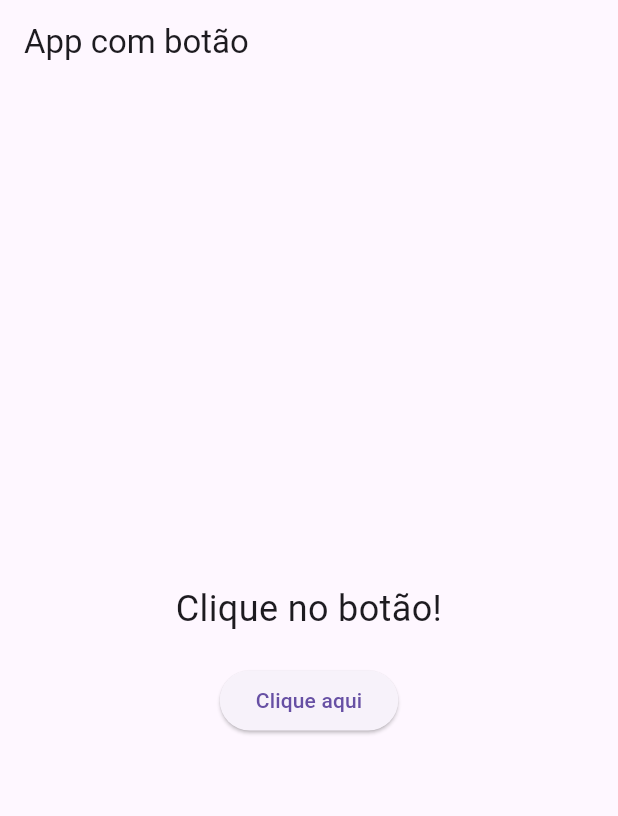
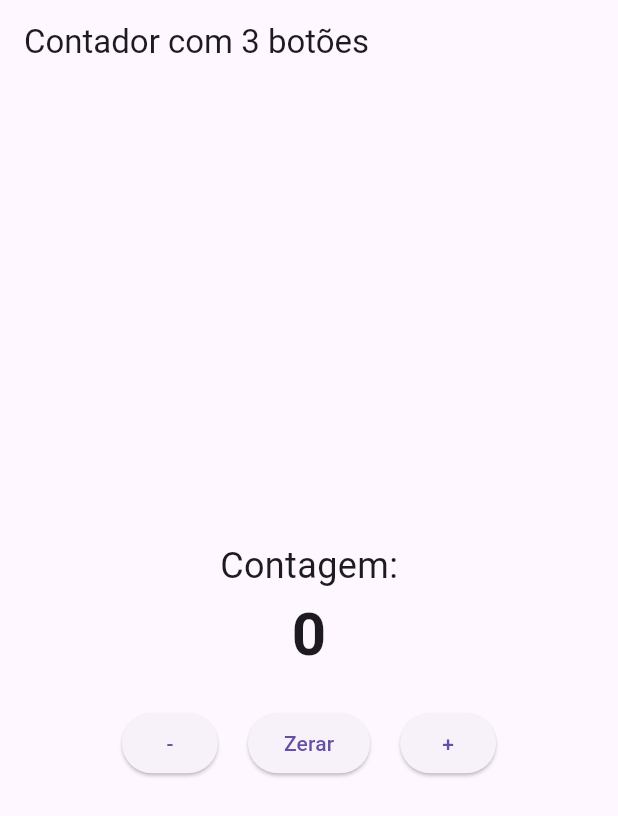
Before and after one commit to Pedro0826/Lembrar-Plus, a Flutter app: the screen it shows after launch, on a phone screen of 412 x 824 dp. Shown: the top 816 px of the screen. Run offline on Flutter 3.47's test engine with Material 3 defaults, Android fonts, the phone set to English and light mode, and no system bars.

Commit message:
Incrementado função de aumentar, diminuir e zerar o contador para teste.

```diff
--- a/lib/main.dart
+++ b/lib/main.dart
@@ -1,7 +1,7 @@
 import 'package:flutter/material.dart';
 
-void main() {// Main para iniciar o app.
-  runApp(MyApp());
+void main() {
+  runApp(const MyApp());
 }
 
 class MyApp extends StatelessWidget {
@@ -9,8 +9,8 @@
 
   @override
   Widget build(BuildContext context) {
-    return MaterialApp(
-      title: 'App com botão',
+    return const MaterialApp(
+      title: 'App Contador',
       home: TelaInicial(),
     );
   }
@@ -20,15 +20,28 @@
   const TelaInicial({super.key});
 
   @override
+  // ignore: library_private_types_in_public_api
   _TelaInicialState createState() => _TelaInicialState();
 }
 
 class _TelaInicialState extends State<TelaInicial> {
-  String texto = 'Clique no botão!';
+  int contador = 0;
 
-  void _mudarTexto() { //Função para mudar o texto
+  void _incrementar() {
     setState(() {
-      texto = 'Você clicou no botão!';
+      contador++;
+    });
+  }
+
+  void _decrementar() {
+    setState(() {
+      contador--;
+    });
+  }
+
+  void _resetar() {
+    setState(() {
+      contador = 0;
     });
   }
 
@@ -36,21 +49,39 @@
   Widget build(BuildContext context) {
     return Scaffold(
       appBar: AppBar(
-        title: Text('App com botão'),
+        title: const Text('Contador com 3 botões'),
       ),
       body: Center(
         child: Column(
           mainAxisAlignment: MainAxisAlignment.center,
           children: [
+            const Text(
+              'Contagem:',
+              style: TextStyle(fontSize: 24),
+            ),
             Text(
-              texto,
-              style: TextStyle(fontSize: 24),
-              textAlign: TextAlign.center,
+              '$contador',
+              style: const TextStyle(fontSize: 40, fontWeight: FontWeight.bold),
             ),
-            SizedBox(height: 20),
-            ElevatedButton(
-              onPressed: _mudarTexto,
-              child: Text('Clique aqui'),
+            const SizedBox(height: 20),
+            Row(
+              mainAxisAlignment: MainAxisAlignment.center,
+              children: [
+                ElevatedButton(
+                  onPressed: _decrementar,
+                  child: const Text('-'),
+                ),
+                const SizedBox(width: 20),
+                ElevatedButton(
+                  onPressed: _resetar,
+                  child: const Text('Zerar'),
+                ),
+                const SizedBox(width: 20),
+                ElevatedButton(
+                  onPressed: _incrementar,
+                  child: const Text('+'),
+                ),
+              ],
             ),
           ],
         ),
```
